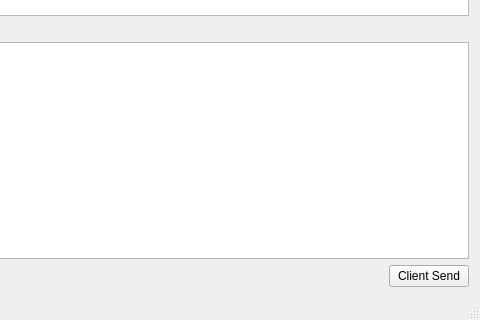
Before: the Qt Designer form all/ffmpeg_wrapper/transcoder/transcoder_client/transcoder_client_frame.ui in whitebrow2022/liveandlearn, drawn with Qt 5; both pictures show x 320 to 800 and y 280 to 600 of the 800 by 600 pixel window.
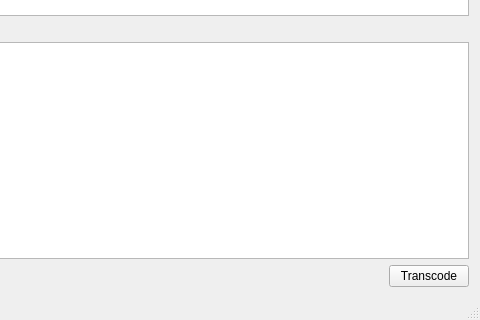
After: the same form once the commit is applied. Icons and pictures are not drawn.

Commit message: feat: ffmpeg transcoder: av_log post to client

Patch:
```diff
--- a/all/ffmpeg_wrapper/transcoder/transcoder_client/transcoder_client_frame.ui
+++ b/all/ffmpeg_wrapper/transcoder/transcoder_client/transcoder_client_frame.ui
@@ -69,7 +69,7 @@
       <item>
        <widget class="QPushButton" name="sendButton">
         <property name="text">
-         <string>Client Send</string>
+         <string>Transcode</string>
         </property>
        </widget>
       </item>
```
The commit also changes 28 other files.
